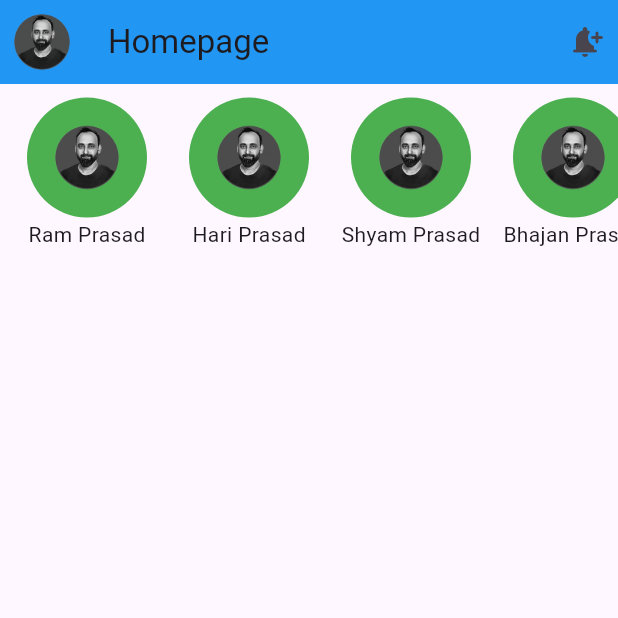
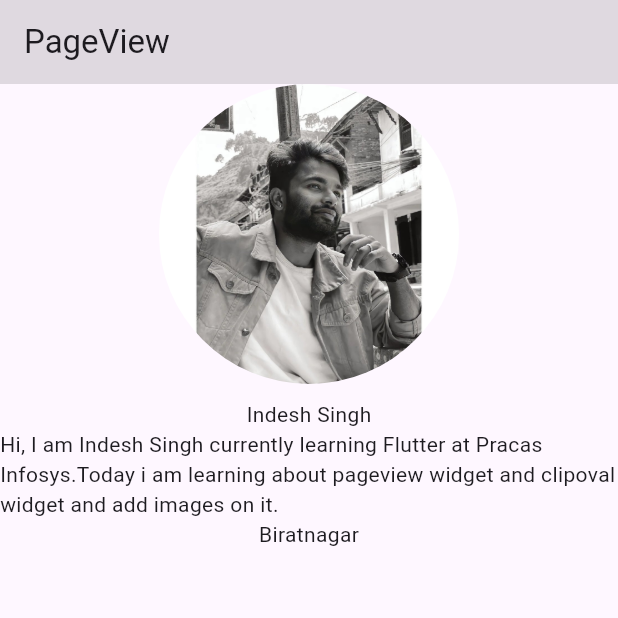
Before and after one commit to Indeshsingh/flutter_intern, a Flutter app: the screen it shows after launch, on a phone screen of 412 x 824 dp, the top half of it. Run offline on Flutter 3.47's test engine with Material 3 defaults, Android fonts, the phone set to English and light mode, and no system bars.

Commit message:
added page view and pageview.builder widget and put image and text using clipoval

```diff
--- /dev/null
+++ b/lib/day1/pageview_screen.dart
@@ -0,0 +1,310 @@
+import 'package:flutter/material.dart';
+import 'package:flutter/widgets.dart';
+import 'package:flutter_intern/helpers/apphelper.dart';
+
+class PageviewScreen extends StatefulWidget {
+  const PageviewScreen({super.key});
+
+  @override
+  State<PageviewScreen> createState() => _PageviewScreenState();
+}
+
+class _PageviewScreenState extends State<PageviewScreen> {
+  @override
+  Widget build(BuildContext context) {
+    return Scaffold(
+      appBar: AppBar(
+        backgroundColor: Colors.black12,
+        title: const Text('PageView '),
+      ),
+      body: Center(
+        child: Column(
+          children: [
+            Expanded(
+              child: PageView.builder(
+                  itemCount: AppHelpers.peopleImage.length,
+                  itemBuilder: (context, index) {
+                    return Center(
+                      child: Column(
+                        children: [
+                          ClipOval(
+                            child: SizedBox(
+                              height: 200,
+                              width: 200,
+                              child: Image.asset(
+                                AppHelpers.peopleImage[index],
+                                fit: BoxFit.cover,
+                              ),
+                            ),
+                          ),
+                          const SizedBox(
+                            height: 10,
+                          ),
+                          Text(AppHelpers.peopleName[index]),
+                          Text(AppHelpers.peopleDescription[index]),
+                          Text(AppHelpers.peopleAddress[index]),
+                        ],
+                      ),
+                    );
+                  }),
+              // child: PageView(
+              //   children: [
+              //     Column(
+              //       mainAxisAlignment: MainAxisAlignment.center,
+              //       children: [
+              //         ClipOval(
+              //           child: SizedBox(
+              //             height: 200,
+              //             width: 200,
+              //             child: Image.asset(
+              //               'assets/indesh.jpg',
+              //               fit: BoxFit.cover,
+              //             ),
+              //           ),
+              //         ),
+              //         const SizedBox(height: 20),
+              //         const Text(
+              //           'Indesh singh',
+              //           style: TextStyle(
+              //               fontSize: 24, fontWeight: FontWeight.bold),
+              //         ),
+              //         const Text(
+              //             'Hi, I am Indesh Singh currently learning Flutter at Pracas Infosys.Today i am learning about pageview widget and clipoval widget and add images on it. '),
+              //         const Text('Address : Biratnagar'),
+              //         const Text('Page: 1')
+              //       ],
+              //     ),
+              //     Column(
+              //       mainAxisAlignment: MainAxisAlignment.center,
+              //       children: [
+              //         ClipOval(
+              //           child: SizedBox(
+              //             height: 200,
+              //             width: 200,
+              //             child: Image.asset(
+              //               'assets/indesh.jpg',
+              //               fit: BoxFit.cover,
+              //             ),
+              //           ),
+              //         ),
+              //         const SizedBox(height: 20),
+              //         const Text(
+              //           'Indesh singh',
+              //           style: TextStyle(
+              //               fontSize: 24, fontWeight: FontWeight.bold),
+              //         ),
+              //         const Text(
+              //             'Hi, I am Indesh Singh currently learning Flutter at Pracas Infosys.Today i am learning about pageview widget and clipoval widget and add images on it. '),
+              //         const Text('Address : Biratnagar'),
+              //         const Text('Page: 2')
+              //       ],
+              //     ),
+              //     Column(
+              //       mainAxisAlignment: MainAxisAlignment.center,
+              //       children: [
+              //         ClipOval(
+              //           child: SizedBox(
+              //             height: 200,
+              //             width: 200,
+              //             child: Image.asset(
+              //               'assets/indesh.jpg',
+              //               fit: BoxFit.cover,
+              //             ),
+              //           ),
+              //         ),
+              //         const SizedBox(height: 20),
+              //         const Text(
+              //           'Indesh singh',
+              //           style: TextStyle(
+              //               fontSize: 24, fontWeight: FontWeight.bold),
+              //         ),
+              //         const Text(
+              //             'Hi, I am Indesh Singh currently learning Flutter at Pracas Infosys.Today i am learning about pageview widget and clipoval widget and add images on it. '),
+              //         const Text('Address : Biratnagar'),
+              //         const Text('Page: 3')
+              //       ],
+              //     ),
+              //     Column(
+              //       mainAxisAlignment: MainAxisAlignment.center,
+              //       children: [
+              //         ClipOval(
+              //           child: SizedBox(
+              //             height: 200,
+              //             width: 200,
+              //             child: Image.asset(
+              //               'assets/indesh.jpg',
+              //               fit: BoxFit.cover,
+              //             ),
+              //           ),
+              //         ),
+              //         const SizedBox(height: 20),
+              //         const Text(
+              //           'Indesh singh',
+              //           style: TextStyle(
+              //               fontSize: 24, fontWeight: FontWeight.bold),
+              //         ),
+              //         const Text(
+              //             'Hi, I am Indesh Singh currently learning Flutter at Pracas Infosys.Today i am learning about pageview widget and clipoval widget and add images on it. '),
+              //         const Text('Address : Biratnagar'),
+              //         const Text('Page: 4')
+              //       ],
+              //     ),
+              //     Column(
+              //       mainAxisAlignment: MainAxisAlignment.center,
+              //       children: [
+              //         ClipOval(
+              //           child: SizedBox(
+              //             height: 200,
+              //             width: 200,
+              //             child: Image.asset(
+              //               'assets/indesh.jpg',
+              //               fit: BoxFit.cover,
+              //             ),
+              //           ),
+              //         ),
+              //         const SizedBox(height: 20),
+              //         const Text(
+              //           'Indesh singh',
+              //           style: TextStyle(
+              //               fontSize: 24, fontWeight: FontWeight.bold),
+              //         ),
+              //         const Text(
+              //             'Hi, I am Indesh Singh currently learning Flutter at Pracas Infosys.Today i am learning about pageview widget and clipoval widget and add images on it. '),
+              //         const Text('Address : Biratnagar'),
+              //         const Text('Page: 5')
+              //       ],
+              //     ),
+              //     Column(
+              //       mainAxisAlignment: MainAxisAlignment.center,
+              //       children: [
+              //         ClipOval(
+              //           child: SizedBox(
+              //             height: 200,
+              //             width: 200,
+              //             child: Image.asset(
+              //               'assets/indesh.jpg',
+              //               fit: BoxFit.cover,
+              //             ),
+              //           ),
+              //         ),
+              //         const SizedBox(height: 20),
+              //         const Text(
+              //           'Indesh singh',
+              //           style: TextStyle(
+              //               fontSize: 24, fontWeight: FontWeight.bold),
+              //         ),
+              //         const Text(
+              //             'Hi, I am Indesh Singh currently learning Flutter at Pracas Infosys.Today i am learning about pageview widget and clipoval widget and add images on it. '),
+              //         const Text('Address : Biratnagar'),
+              //         const Text('Page: 6')
+              //       ],
+              //     ),
+              //     Column(
+              //       mainAxisAlignment: MainAxisAlignment.center,
+              //       children: [
+              //         ClipOval(
+              //           child: SizedBox(
+              //             height: 200,
+              //             width: 200,
+              //             child: Image.asset(
+              //               'assets/indesh.jpg',
+              //               fit: BoxFit.cover,
+              //             ),
+              //           ),
+              //         ),
+              //         const SizedBox(height: 20),
+              //         const Text(
+              //           'Indesh singh',
+              //           style: TextStyle(
+              //               fontSize: 24, fontWeight: FontWeight.bold),
+              //         ),
+              //         const Text(
+              //             'Hi, I am Indesh Singh currently learning Flutter at Pracas Infosys.Today i am learning about pageview widget and clipoval widget and add images on it. '),
+              //         const Text('Address : Biratnagar'),
+              //         const Text('Page: 7')
+              //       ],
+              //     ),
+              //     Column(
+              //       mainAxisAlignment: MainAxisAlignment.center,
+              //       children: [
+              //         ClipOval(
+              //           child: SizedBox(
+              //             height: 200,
+              //             width: 200,
+              //             child: Image.asset(
+              //               'assets/indesh.jpg',
+              //               fit: BoxFit.cover,
+              //             ),
+              //           ),
+              //         ),
+              //         const SizedBox(height: 20),
+              //         const Text(
+              //           'Indesh singh',
+              //           style: TextStyle(
+              //               fontSize: 24, fontWeight: FontWeight.bold),
+              //         ),
+              //         const Text(
+              //             'Hi, I am Indesh Singh currently learning Flutter at Pracas Infosys.Today i am learning about pageview widget and clipoval widget and add images on it. '),
+              //         const Text('Address : Biratnagar'),
+              //         const Text('Page: 8')
+              //       ],
+              //     ),
+              //     Column(
+              //       mainAxisAlignment: MainAxisAlignment.center,
+              //       children: [
+              //         ClipOval(
+              //           child: SizedBox(
+              //             height: 200,
+              //             width: 200,
+              //             child: Image.asset(
+              //               'assets/indesh.jpg',
+              //               fit: BoxFit.cover,
+              //             ),
+              //           ),
+              //         ),
+              //         const SizedBox(height: 20),
+              //         const Text(
+              //           'Indesh singh',
+              //           style: TextStyle(
+              //               fontSize: 24, fontWeight: FontWeight.bold),
+              //         ),
+              //         const Text(
+              //             'Hi, I am Indesh Singh currently learning Flutter at Pracas Infosys.Today i am learning about pageview widget and clipoval widget and add images on it. '),
+              //         const Text('Address : Biratnagar'),
+              //         const Text('Page: 9')
+              //       ],
+              //     ),
+              //     Column(
+              //       mainAxisAlignment: MainAxisAlignment.center,
+              //       children: [
+              //         ClipOval(
+              //           child: SizedBox(
+              //             height: 200,
+              //             width: 200,
+              //             child: Image.asset(
+              //               'assets/indesh.jpg',
+              //               fit: BoxFit.cover,
+              //             ),
+              //           ),
+              //         ),
+              //         const SizedBox(height: 20),
+              //         const Text(
+              //           'Indesh singh',
+              //           style: TextStyle(
+              //               fontSize: 24, fontWeight: FontWeight.bold),
+              //         ),
+              //         const Text(
+              //             'Hi, I am Indesh Singh currently learning Flutter at Pracas Infosys.Today i am learning about pageview widget and clipoval widget and add images on it. '),
+              //         const Text('Address : Biratnagar'),
+              //         const Text('Page: 10')
+              //       ],
+              //     ),
+              //   ],
+              // ),
+            ),
+          ],
+        ),
+      ),
+    );
+  }
+}
--- a/lib/helpers/apphelper.dart
+++ b/lib/helpers/apphelper.dart
@@ -50,4 +50,53 @@ class AppHelpers {
     "assets/pracas.png",
     "assets/pracas.png",
   ];
+  static const List<String> peopleImage = [
+    "assets/indesh.jpg",
+    "assets/indesh.jpg",
+    "assets/indesh.jpg",
+    "assets/indesh.jpg",
+    "assets/indesh.jpg",
+    "assets/indesh.jpg",
+    "assets/indesh.jpg",
+    "assets/indesh.jpg",
+    "assets/indesh.jpg",
+    "assets/indesh.jpg",
+  ];
+  static const List<String> peopleName = [
+    "Indesh Singh",
+    "Indesh Singh",
+    "Indesh Singh",
+    "Indesh Singh",
+    "Indesh Singh",
+    "Indesh Singh",
+    "Indesh Singh",
+    "Indesh Singh",
+    "Indesh Singh",
+    "Indesh Singh",
+  ];
+
+  static const List<String> peopleDescription = [
+    "Hi, I am Indesh Singh currently learning Flutter at Pracas Infosys.Today i am learning about pageview widget and clipoval widget and add images on it.",
+    "Hi, I am Indesh Singh currently learning Flutter at Pracas Infosys.Today i am learning about pageview widget and clipoval widget and add images on it.",
+    "Hi, I am Indesh Singh currently learning Flutter at Pracas Infosys.Today i am learning about pageview widget and clipoval widget and add images on it.",
+    "Hi, I am Indesh Singh currently learning Flutter at Pracas Infosys.Today i am learning about pageview widget and clipoval widget and add images on it.",
+    "Hi, I am Indesh Singh currently learning Flutter at Pracas Infosys.Today i am learning about pageview widget and clipoval widget and add images on it.",
+    "Hi, I am Indesh Singh currently learning Flutter at Pracas Infosys.Today i am learning about pageview widget and clipoval widget and add images on it.",
+    "Hi, I am Indesh Singh currently learning Flutter at Pracas Infosys.Today i am learning about pageview widget and clipoval widget and add images on it.",
+    "Hi, I am Indesh Singh currently learning Flutter at Pracas Infosys.Today i am learning about pageview widget and clipoval widget and add images on it.",
+    "Hi, I am Indesh Singh currently learning Flutter at Pracas Infosys.Today i am learning about pageview widget and clipoval widget and add images on it.",
+    "Hi, I am Indesh Singh currently learning Flutter at Pracas Infosys.Today i am learning about pageview widget and clipoval widget and add images on it.",
+  ];
+  static const List<String> peopleAddress = [
+    "Biratnagar",
+    "Biratnagar",
+    "Biratnagar",
+    "Biratnagar",
+    "Biratnagar",
+    "Biratnagar",
+    "Biratnagar",
+    "Biratnagar",
+    "Biratnagar",
+    "Biratnagar",
+  ];
 }
--- a/lib/main.dart
+++ b/lib/main.dart
@@ -1,5 +1,6 @@
 import 'package:flutter/material.dart';
 import 'package:flutter_intern/day1/appbar_screen.dart';
+import 'package:flutter_intern/day1/pageview_screen.dart';
 
 void main() {
   runApp(const MyApp());
@@ -13,7 +14,7 @@ class MyApp extends StatelessWidget {
     return const MaterialApp(
       debugShowCheckedModeBanner: false,
       // title: 'Homepage',
-      home: AppbarScreen(),
+      home: PageviewScreen(),
     );
   }
 }
```
Also changed, not shown: assets/indesh.jpg (added), assets/logo.png (added).
